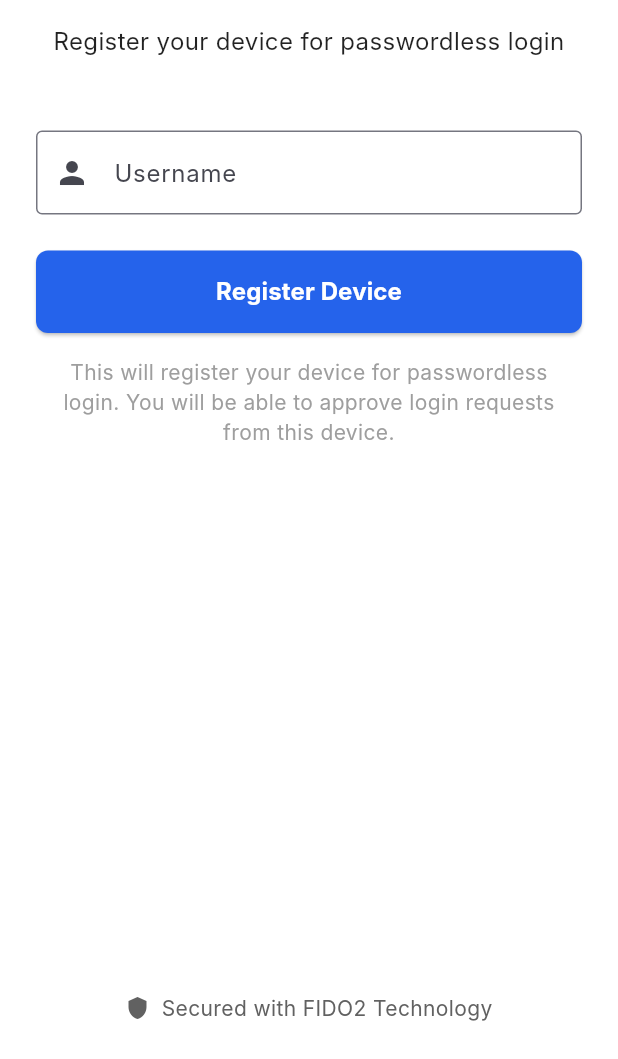
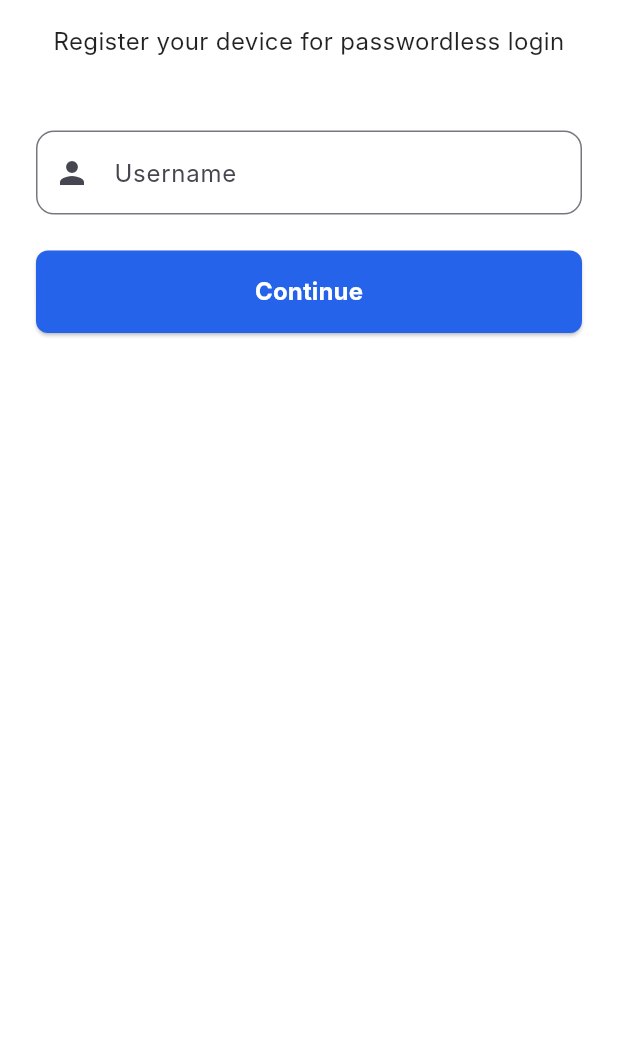
Before and after one commit to ssatwik975/Fastkey, a Flutter app: the screen it shows after launch, on a phone screen of 412 x 824 dp, the part 177-1236 px from its top. Run offline on Flutter 3.47's test engine with Material 3 defaults, Android fonts, the light colour scheme and no system bars; our stand-ins replace device_info_plus, flutter_secure_storage, local_auth, shared_preferences, socket_io_client; accounts and stored records are empty; Roboto replaces fonts that are missing (Inter).

Commit message:
Implement registration flow with WebView and URL launcher; enhance auth provider logging and status handling

```diff
--- a/app/lib/screens/login_screen.dart
+++ b/app/lib/screens/login_screen.dart
@@ -3,6 +3,7 @@ import 'package:provider/provider.dart';
 import 'package:fastkey/providers/auth_provider.dart';
 import 'package:fastkey/screens/dashboard_screen.dart';
 import 'package:fastkey/widgets/primary_button.dart';
+import 'package:fastkey/screens/webview_registration_screen.dart';
 
 class LoginScreen extends StatefulWidget {
   const LoginScreen({super.key});
@@ -12,9 +13,11 @@ class LoginScreen extends StatefulWidget {
 }
 
 class _LoginScreenState extends State<LoginScreen> {
+  final _formKey = GlobalKey<FormState>();
   final _usernameController = TextEditingController();
-  final _formKey = GlobalKey<FormState>();
   bool _isLoading = false;
+  String? _errorMessage;
+  bool _needsRegistration = false; // Add this flag
 
   @override
   void dispose() {
@@ -22,37 +25,51 @@ class _LoginScreenState extends State<LoginScreen> {
     super.dispose();
   }
 
-  Future<void> _handleRegister() async {
-    if (!_formKey.currentState!.validate()) {
-      return;
-    }
-
+  Future<void> _handleLogin() async {
+    if (_formKey.currentState!.validate()) {
       setState(() {
         _isLoading = true;
+        _errorMessage = null;
+        _needsRegistration = false; // Reset the flag
       });
 
-    final username = _usernameController.text.trim();
+      final result = await Provider.of<AuthProvider>(context, listen: false)
+          .register(_usernameController.text.trim());
+
+      if (!result) {
         final authProvider = Provider.of<AuthProvider>(context, listen: false);
+        setState(() {
+          _isLoading = false;
+          _errorMessage = authProvider.errorMessage;
+          _needsRegistration = authProvider.needsRegistration; // Set local flag
+        });
 
-    final success = await authProvider.register(username);
-
-    if (mounted) {
+        // Don't automatically open WebView, let user click the button
+      } else {
         setState(() {
           _isLoading = false;
         });
 
-      if (success) {
         Navigator.of(context).pushReplacement(
           MaterialPageRoute(builder: (context) => const DashboardScreen()),
         );
-      } else {
-        ScaffoldMessenger.of(context).showSnackBar(
-          SnackBar(
-            content: Text(authProvider.errorMessage ?? 'Registration failed'),
-            backgroundColor: Colors.red,
+      }
+    }
+  }
+
+  Future<void> _openRegistrationWebView() async {
+    final registrationSuccess = await Navigator.push(
+      context,
+      MaterialPageRoute(
+        builder: (context) => WebViewRegistrationScreen(
+          username: _usernameController.text.trim(),
+        ),
       ),
     );
-      }
+
+    if (registrationSuccess == true) {
+      // Try login again after successful registration
+      _handleLogin();
     }
   }
 
@@ -90,10 +107,12 @@ class _LoginScreenState extends State<LoginScreen> {
                 const SizedBox(height: 48),
                 TextFormField(
                   controller: _usernameController,
-                  decoration: const InputDecoration(
+                  decoration: InputDecoration(
                     labelText: 'Username',
-                    border: OutlineInputBorder(),
-                    prefixIcon: Icon(Icons.person),
+                    border: OutlineInputBorder(
+                      borderRadius: BorderRadius.circular(12),
+                    ),
+                    prefixIcon: const Icon(Icons.person),
                   ),
                   validator: (value) {
                     if (value == null || value.isEmpty) {
@@ -103,41 +122,42 @@ class _LoginScreenState extends State<LoginScreen> {
                   },
                 ),
                 const SizedBox(height: 24),
+                if (_errorMessage != null)
+                  Padding(
+                    padding: const EdgeInsets.only(bottom: 16.0),
+                    child: Text(
+                      _errorMessage!,
+                      style: const TextStyle(color: Colors.red),
+                      textAlign: TextAlign.center,
+                    ),
+                  ),
                 PrimaryButton(
-                  onPressed: _isLoading ? null : _handleRegister,
-                  text: 'Register Device',
+                  text: 'Continue',
                   isLoading: _isLoading,
+                  onPressed: _handleLogin,
                 ),
-                const SizedBox(height: 16),
-                const Padding(
-                  padding: EdgeInsets.symmetric(horizontal: 16.0),
-                  child: Text(
-                    'This will register your device for passwordless login. You will be able to approve login requests from this device.',
-                    textAlign: TextAlign.center,
+
+                // Add Create Account button when registration is needed
+                if (_needsRegistration)
+                  Padding(
+                    padding: const EdgeInsets.only(top: 16.0),
+                    child: OutlinedButton(
+                      onPressed: _openRegistrationWebView,
+                      style: OutlinedButton.styleFrom(
+                        padding: const EdgeInsets.symmetric(vertical: 12),
+                        side: const BorderSide(color: Color(0xFF2563EB)),
+                        shape: RoundedRectangleBorder(
+                          borderRadius: BorderRadius.circular(12),
+                        ),
+                      ),
+                      child: const Text(
+                        'Create New Account',
                         style: TextStyle(
-                      color: Colors.grey,
-                      fontSize: 14,
+                          fontSize: 16,
+                          color: Color(0xFF2563EB),
                         ),
                       ),
                     ),
-                const Spacer(),
-                Row(
-                  mainAxisAlignment: MainAxisAlignment.center,
-                  children: [
-                    Icon(
-                      Icons.shield,
-                      color: Colors.grey[700],
-                      size: 16,
-                    ),
-                    const SizedBox(width: 8),
-                    Text(
-                      'Secured with FIDO2 Technology',
-                      style: TextStyle(
-                        color: Colors.grey[700],
-                        fontSize: 14,
-                      ),
-                    ),
-                  ],
                   ),
               ],
             ),
--- a/app/pubspec.yaml
+++ b/app/pubspec.yaml
@@ -38,6 +38,7 @@ dependencies:
   intl: ^0.18.1
   webview_flutter: ^4.2.2
   device_info_plus: ^9.0.2
+  url_launcher: ^6.1.10
 
 dev_dependencies:
   flutter_test:
```
Also changed, not shown: app/lib/providers/auth_provider.dart (+17 -0 lines), app/lib/screens/splash_screen.dart (+20 -12 lines), app/lib/screens/webview_registration_screen.dart (added, +168 -0 lines), app/lib/services/auth_service.dart (+15 -4 lines), app/lib/services/socket_service.dart (+24 -2 lines), app/pubspec.lock, 6 other files. Lines whose indentation alone changed are shown as unchanged.
